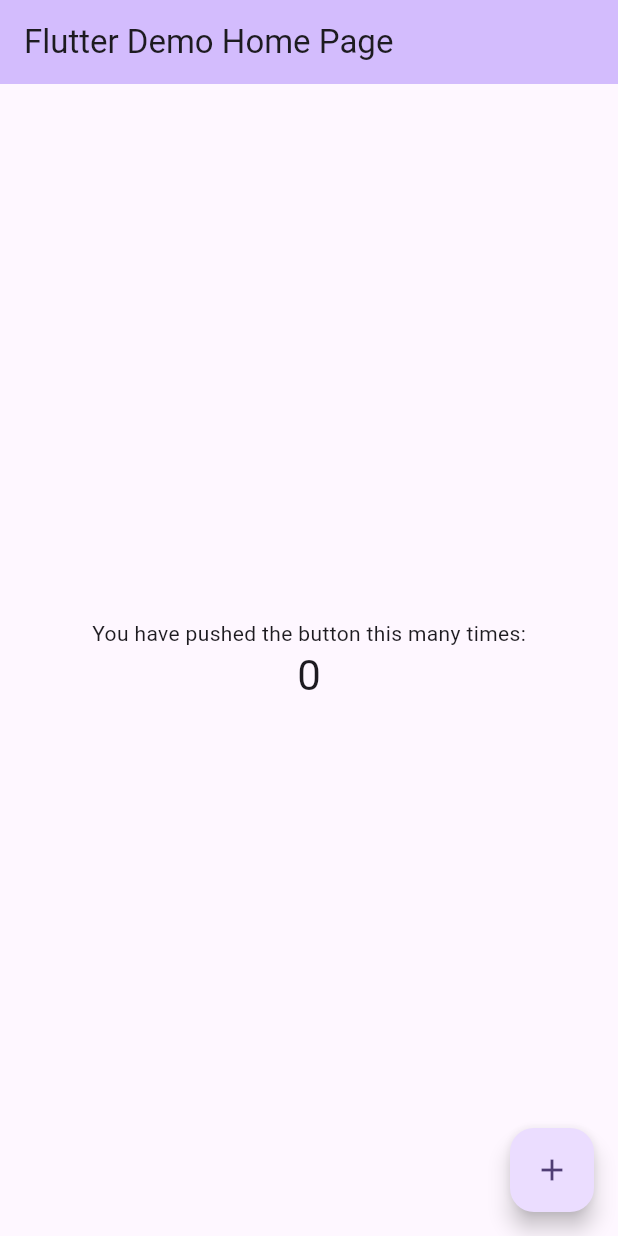
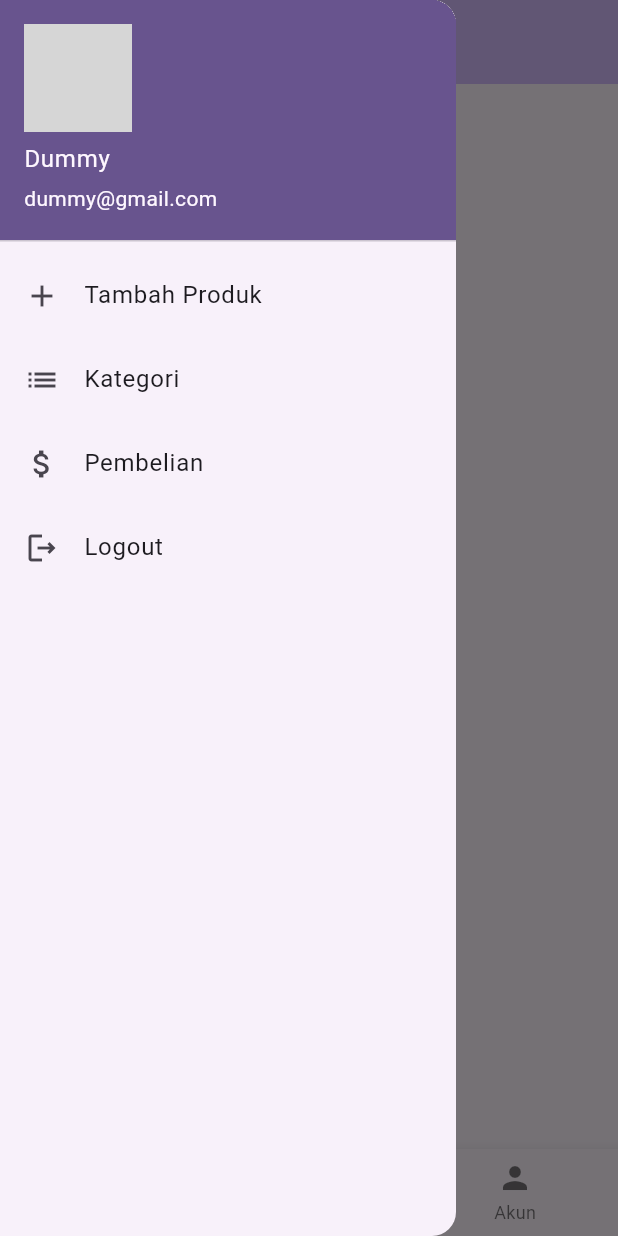
Before and after one commit to byMann/myMarket, a Flutter app: the screen it shows after launch, with the side drawer open (before the commit the screen has no drawer), on a phone screen of 412 x 824 dp. Run offline on Flutter 3.47's test engine with Material 3 defaults, Android fonts, the phone set to English and light mode, and no system bars; network calls fail; grey boxes are pictures that could not be loaded.

Commit message:
feat(navigation): bottom nav and drawer nav done

```diff
--- a/my_market_app/lib/main.dart
+++ b/my_market_app/lib/main.dart
@@ -1,7 +1,16 @@
 import 'package:flutter/material.dart';
+import 'package:my_market_app/screen/customer/akun.dart';
+import 'package:my_market_app/screen/customer/detailproduk.dart';
+import 'package:my_market_app/screen/customer/homecustomer.dart';
+import 'package:my_market_app/screen/customer/kategori.dart';
+import 'package:my_market_app/screen/customer/pembelian.dart';
+import 'package:my_market_app/screen/customer/produksaya.dart';
+import 'package:my_market_app/screen/customer/tambahproduk.dart';
+import 'package:my_market_app/screen/login.dart';
 
 void main() {
   runApp(const MyApp());
+  WidgetsFlutterBinding.ensureInitialized();
 }
 
 class MyApp extends StatelessWidget {
@@ -11,7 +20,7 @@
   @override
   Widget build(BuildContext context) {
     return MaterialApp(
-      title: 'Flutter Demo',
+      title: 'myMarket App',
       theme: ThemeData(
         // This is the theme of your application.
         //
@@ -30,7 +39,17 @@
         // tested with just a hot reload.
         colorScheme: ColorScheme.fromSeed(seedColor: Colors.deepPurple),
       ),
-      home: const MyHomePage(title: 'Flutter Demo Home Page'),
+      home: const MyHomePage(title: 'myMarket App'),
+      routes: {
+        'home': (context) => const HomeCustomer(),
+        'produksaya': (context) => const ProdukSaya(),
+        'akun': (context) => const Akun(),
+        'kategori': (context) => const Kategori(),
+        'pembelian': (context) => const Pembelian(),
+        'tambahproduk': (context) => const TambahProduk(),
+        'login': (context) => const Login(),
+        'detailproduk': (context) => const DetailProduk(),
+      },
     );
   }
 }
@@ -54,18 +73,10 @@
 }
 
 class _MyHomePageState extends State<MyHomePage> {
-  int _counter = 0;
+  int _currentIndex = 0;
 
-  void _incrementCounter() {
-    setState(() {
-      // This call to setState tells the Flutter framework that something has
-      // changed in this State, which causes it to rerun the build method below
-      // so that the display can reflect the updated values. If we changed
-      // _counter without calling setState(), then the build method would not be
-      // called again, and so nothing would appear to happen.
-      _counter++;
-    });
-  }
+  final List<Widget> _screens = [HomeCustomer(), ProdukSaya(), Akun()];
+  final List<String> _title = ['Home', 'Produk Saya', 'Akun'];
 
   @override
   Widget build(BuildContext context) {
@@ -83,9 +94,16 @@
         backgroundColor: Theme.of(context).colorScheme.inversePrimary,
         // Here we take the value from the MyHomePage object that was created by
         // the App.build method, and use it to set our appbar title.
-        title: Text(widget.title),
+        title: Text(_title[_currentIndex]),
       ),
-      body: Center(
+      body: _screens[_currentIndex],
+      drawer: myDrawer(),
+      bottomNavigationBar: myButtonNavBar(),
+    );
+  }
+
+  Center myBody(BuildContext context) {
+    return Center(
       // Center is a layout widget. It takes a single child and positions it
       // in the middle of the parent.
       child: Column(
@@ -103,20 +121,73 @@
         // action in the IDE, or press "p" in the console), to see the
         // wireframe for each widget.
         mainAxisAlignment: MainAxisAlignment.center,
+        children: <Widget>[const Text('Welcome to myMarket App')],
+      ),
+    );
+  }
+
+  BottomNavigationBar myButtonNavBar() {
+    return BottomNavigationBar(
+      currentIndex: _currentIndex,
+      fixedColor: Colors.purple,
+      items: const [
+        BottomNavigationBarItem(label: "Home", icon: Icon(Icons.home)),
+        BottomNavigationBarItem(
+          label: "Produk Saya",
+          icon: Icon(Icons.shopping_bag),
+        ),
+        BottomNavigationBarItem(label: "Akun", icon: Icon(Icons.person)),
+      ],
+      onTap: (int index) {
+        setState(() {
+          _currentIndex = index;
+        });
+      },
+    );
+  }
+
+  Drawer myDrawer() {
+    return Drawer(
+      elevation: 16.0,
+      child: Column(
         children: <Widget>[
-            const Text('You have pushed the button this many times:'),
-            Text(
-              '$_counter',
-              style: Theme.of(context).textTheme.headlineMedium,
+          UserAccountsDrawerHeader(
+            accountName: Text("Dummy"),
+            accountEmail: Text("dummy@gmail.com"),
+            currentAccountPicture: CircleAvatar(
+              backgroundImage: NetworkImage("https://i.pravatar.cc/150"),
+            ),
+          ),
+          ListTile(
+            title: const Text("Tambah Produk"),
+            leading: const Icon(Icons.add),
+            onTap: () {
+              Navigator.popAndPushNamed(context, "tambahproduk");
+            },
+          ),
+          ListTile(
+            title: const Text("Kategori"),
+            leading: const Icon(Icons.list),
+            onTap: () {
+              Navigator.popAndPushNamed(context, "kategori");
+            },
+          ),
+          ListTile(
+            title: const Text("Pembelian"),
+            leading: const Icon(Icons.attach_money_sharp),
+            onTap: () {
+              Navigator.popAndPushNamed(context, "pembelian");
+            },
+          ),
+          ListTile(
+            title: const Text("Logout"),
+            leading: const Icon(Icons.logout_outlined),
+            onTap: () {
+              // doLogout();
+            },
           ),
         ],
       ),
-      ),
-      floatingActionButton: FloatingActionButton(
-        onPressed: _incrementCounter,
-        tooltip: 'Increment',
-        child: const Icon(Icons.add),
-      ), // This trailing comma makes auto-formatting nicer for build methods.
     );
   }
 }
--- /dev/null
+++ b/my_market_app/lib/screen/customer/akun.dart
@@ -0,0 +1,30 @@
+import 'package:flutter/material.dart';
+
+class Akun extends StatefulWidget {
+  const Akun({super.key});
+
+  @override
+  _AkunScreenState createState() => _AkunScreenState();
+}
+
+class _AkunScreenState extends State<Akun> {
+
+  @override
+  void initState() {
+    super.initState();
+  }
+
+  @override
+  Widget build(BuildContext context) {
+    return Scaffold(
+      body: Center(
+        child: Column(
+          mainAxisAlignment: MainAxisAlignment.center,
+          children: [
+            Text("Ini Akun")
+          ],
+        ),
+      ),
+    );
+  }
+}
--- /dev/null
+++ b/my_market_app/lib/screen/customer/homecustomer.dart
@@ -0,0 +1,20 @@
+import 'package:flutter/material.dart';
+
+class HomeCustomer extends StatelessWidget {
+  const HomeCustomer({super.key});
+
+  @override
+  Widget build(BuildContext context) {
+    return Scaffold(
+      // appBar: AppBar(title: const Text('Home')),
+      body: Center(
+        child: Column(
+          mainAxisAlignment: MainAxisAlignment.center,
+          children: [
+            Text("Ini Home")
+          ],
+        ),
+      ),
+    );
+  }
+}
--- /dev/null
+++ b/my_market_app/lib/screen/customer/kategori.dart
@@ -0,0 +1,31 @@
+import 'package:flutter/material.dart';
+
+class Kategori extends StatefulWidget {
+  const Kategori({super.key});
+
+  @override
+  _KategoriScreenState createState() => _KategoriScreenState();
+}
+
+class _KategoriScreenState extends State<Kategori> {
+
+  @override
+  void initState() {
+    super.initState();
+  }
+
+  @override
+  Widget build(BuildContext context) {
+    return Scaffold(
+      appBar: AppBar(title: const Text("Kategori")),
+      body: Center(
+        child: Column(
+          mainAxisAlignment: MainAxisAlignment.center,
+          children: [
+            Text("Ini Kategori")
+          ],
+        ),
+      ),
+    );
+  }
+}
--- /dev/null
+++ b/my_market_app/lib/screen/customer/pembelian.dart
@@ -0,0 +1,31 @@
+import 'package:flutter/material.dart';
+
+class Pembelian extends StatefulWidget {
+  const Pembelian({super.key});
+
+  @override
+  _PembelianScreenState createState() => _PembelianScreenState();
+}
+
+class _PembelianScreenState extends State<Pembelian> {
+
+  @override
+  void initState() {
+    super.initState();
+  }
+
+  @override
+  Widget build(BuildContext context) {
+    return Scaffold(
+      appBar: AppBar(title: const Text("Pembelian")),
+      body: Center(
+        child: Column(
+          mainAxisAlignment: MainAxisAlignment.center,
+          children: [
+            Text("Ini Pembelian")
+          ],
+        ),
+      ),
+    );
+  }
+}
```
Also changed, not shown: my_market_app/lib/screen/customer/detailproduk.dart (added, +28 -0 lines), my_market_app/lib/screen/customer/produksaya.dart (added, +31 -0 lines), my_market_app/lib/screen/customer/tambahproduk.dart (added, +31 -0 lines), my_market_app/lib/screen/login.dart (added, +31 -0 lines), my_market_app/lib/screen/admin/home.dart (added). Lines whose indentation alone changed are shown as unchanged.
